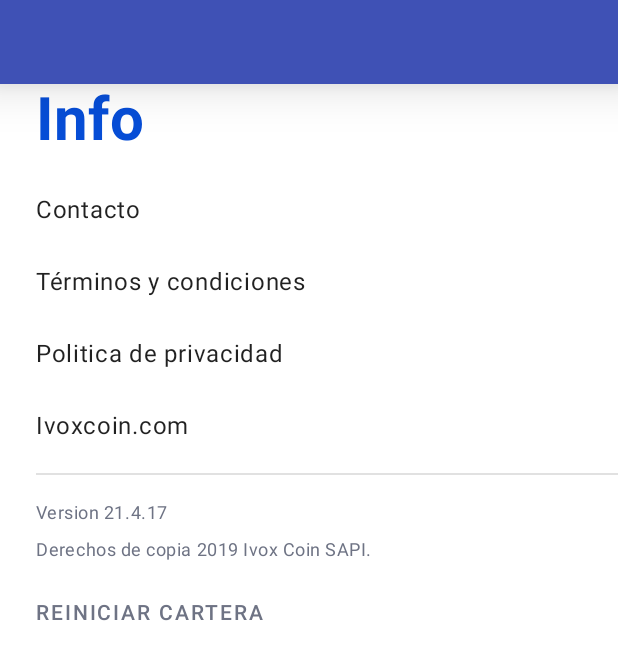
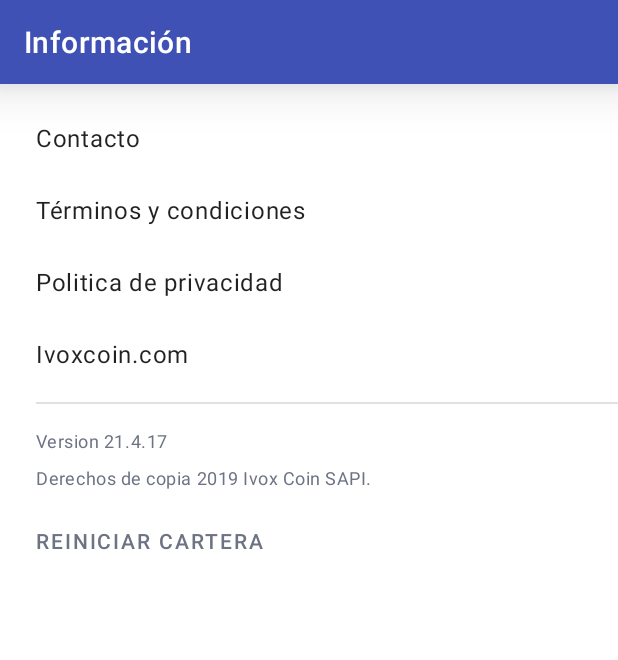
Before and after one commit to IVOXCOIN/IVOXISMINING, an Android app: the layout fragment_info.xml on its own in the app's theme, with its tools: preview values and no code run, on a phone screen of 412 x 824 dp. Shown: the top 660 px of the screen. Run offline under Robolectric (Android 15) with nearby library versions, the phone set to English and light mode, and no system bars.

Commit message:
Add fragment titles

```diff
--- a/ivox-client/MEWconnect-Android/app/src/main/res/layout/fragment_info.xml
+++ b/ivox-client/MEWconnect-Android/app/src/main/res/layout/fragment_info.xml
@@ -1,5 +1,7 @@
 <?xml version="1.0" encoding="utf-8"?>
-<LinearLayout xmlns:android="http://schemas.android.com/apk/res/android"
+<LinearLayout
+    xmlns:app="http://schemas.android.com/apk/res-auto"
+    xmlns:android="http://schemas.android.com/apk/res/android"
     xmlns:tools="http://schemas.android.com/tools"
     android:layout_width="match_parent"
     android:layout_height="match_parent"
@@ -11,7 +13,9 @@
         android:layout_width="match_parent"
         android:layout_height="?attr/actionBarSize"
         android:background="?attr/colorPrimary"
-        android:elevation="20dp" />
+        android:elevation="20dp"
+        app:title="@string/drawer_item_info"
+        app:titleTextColor="@color/white"/>
 
     <ScrollView
         android:layout_width="match_parent"
@@ -23,18 +27,6 @@
             android:layout_height="wrap_content"
             android:fitsSystemWindows="true"
             android:orientation="vertical">
-
-            <TextView
-                android:id="@+id/info_title"
-                android:layout_width="match_parent"
-                android:layout_height="wrap_content"
-                android:layout_marginStart="@dimen/dimen_24dp"
-                android:layout_marginEnd="@dimen/dimen_24dp"
-                android:includeFontPadding="false"
-                android:text="@string/info_title"
-                android:textColor="@color/blue"
-                android:textSize="@dimen/text_size_40sp"
-                android:textStyle="bold" />
 
             <TextView
                 android:id="@+id/info_contact"
--- a/ivox-client/MEWconnect-Android/app/src/main/res/layout/fragment_wallet.xml
+++ b/ivox-client/MEWconnect-Android/app/src/main/res/layout/fragment_wallet.xml
@@ -13,7 +13,9 @@
         android:layout_width="match_parent"
         android:layout_height="?attr/actionBarSize"
         android:background="?attr/colorPrimary"
-        android:elevation="20dp" />
+        android:elevation="20dp"
+        app:title="@string/drawer_item_home"
+        app:titleTextColor="@color/white"/>
 
     <android.support.design.widget.CoordinatorLayout
         android:id="@+id/wallet_coordinator_layout"
```
Also changed, not shown: ivox-client/MEWconnect-Android/app/src/main/java/com/myetherwallet/mewconnect/feature/buy/fragment/BuyFragment.kt (+10 -4 lines), ivox-client/MEWconnect-Android/app/src/main/res/layout/fragment_buy.xml (+6 -2 lines), ivox-client/MEWconnect-Android/app/src/main/res/layout/fragment_tokens.xml (+6 -14 lines), ivox-client/MEWconnect-Android/app/src/main/res/layout/fragment_transaction.xml (+6 -14 lines).
